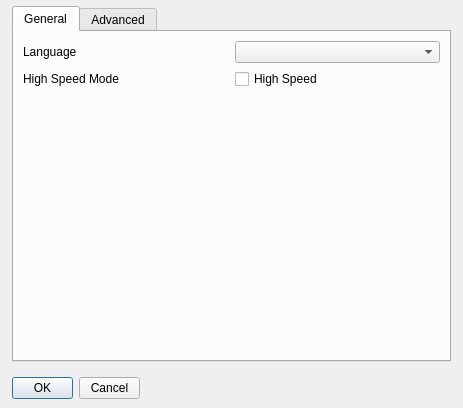
Above: src/windows/preferences-window.ui from flux3dp/swiftray before the change. Below: the same form after it.
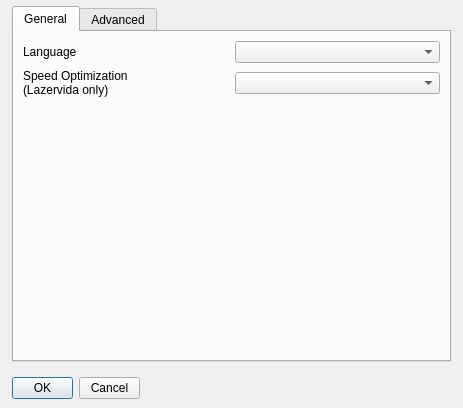
That is the form after the change.

Commit message:
Feature/update preference info (#238)
* Update preference info

* Change preference UI

```diff
--- a/src/windows/preferences-window.ui
+++ b/src/windows/preferences-window.ui
@@ -65,16 +65,13 @@
        <item>
         <widget class="QLabel" name="label_2">
          <property name="text">
-          <string>High Speed Mode</string>
+          <string>Speed Optimization
+(Lazervida only)</string>
          </property>
         </widget>
        </item>
        <item>
-        <widget class="QCheckBox" name="checkBox">
-         <property name="text">
-          <string>High Speed</string>
-         </property>
-        </widget>
+        <widget class="QComboBox" name="comboBoxSpeedOptimization"/>
        </item>
       </layout>
      </item>
```
The commit also changes 2 other files.
